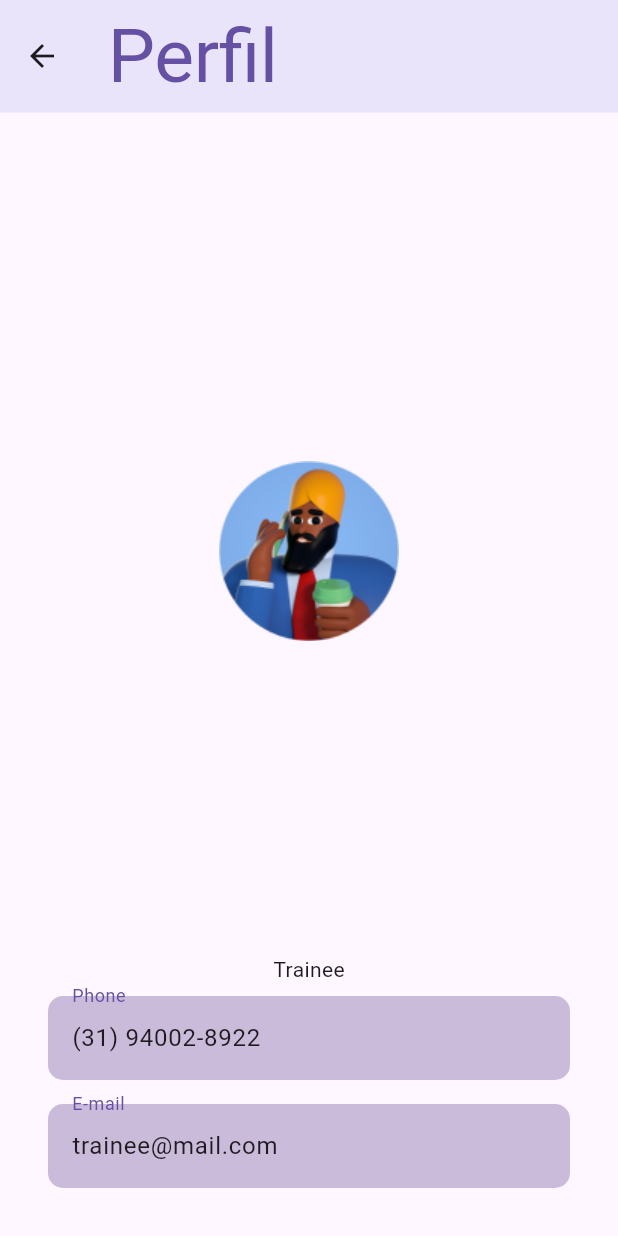
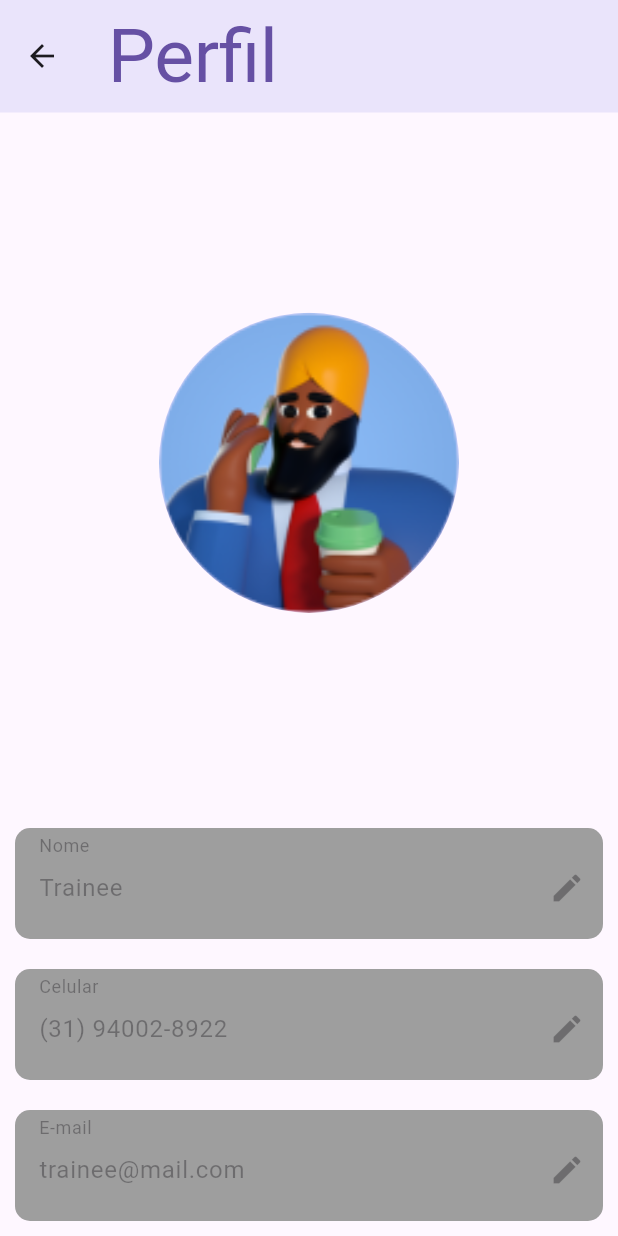
Before and after one commit to feed0/my_trainer, a Flutter app: the ProfilePage screen opened directly, on a phone screen of 412 x 824 dp. Run offline on Flutter 3.47's test engine with Material 3 defaults, Android fonts, the phone set to English and light mode, and no system bars; accounts and stored records are empty.

Commit message:
Ações:ProfilePage sem cores certas; Status:feito;

```diff
--- a/lib/views/profile_page.dart
+++ b/lib/views/profile_page.dart
@@ -20,78 +20,105 @@ class ProfilePage extends StatelessWidget {
     return Scaffold(
       // backgroundColor: Brand.background,
       appBar: const AppTitle('Perfil'),
-      body: Padding(
-        padding: const EdgeInsets.all(Brand.padding * 3),
-        child: Column(
-          children: [
-            // avatar
-            /*  */ const Spacer(),
-            Image.asset(user.picture),
-            /*  */ const Spacer(),
+      body: SizedBox(width:double.infinity, child: Column(children: [
+        Expanded(child: Center(child: CircleAvatar(backgroundImage: AssetImage(user.picture), radius: 100),)),
+        Column(children: [
+          Container(margin: const EdgeInsets.all(10), decoration: const BoxDecoration(borderRadius: BorderRadius.all(Radius.circular(10)), color:Colors.grey), padding: const EdgeInsets.only(top: 12, bottom: 6),
+            child: TextFormField(enabled: false, keyboardType: TextInputType.text, controller: TextEditingController(text: user.name), decoration: const InputDecoration(labelText: 'Nome', hintText: 'Entre com seu nome',
+            disabledBorder: OutlineInputBorder(
+              borderSide: BorderSide(color: Colors.transparent), // Borda invisível
+            ),
+          suffixIcon: Icon(Icons.edit)),)),
+          Container(margin: const EdgeInsets.all(10), decoration: const BoxDecoration(borderRadius: BorderRadius.all(Radius.circular(10)), color:Colors.grey), padding: const EdgeInsets.only(top: 12, bottom: 6),
+          child: TextFormField(enabled: false, keyboardType: TextInputType.number, controller: TextEditingController(text: user.phone), decoration: const InputDecoration(labelText: 'Celular', hintText: 'Entre com seu número de celular',
+            disabledBorder: OutlineInputBorder(
+              borderSide: BorderSide(color: Colors.transparent), // Borda invisível
+            ),
+          suffixIcon: Icon(Icons.edit)),)),
+          Container(margin: const EdgeInsets.all(10), decoration: const BoxDecoration(borderRadius: BorderRadius.all(Radius.circular(10)), color:Colors.grey), padding: const EdgeInsets.only(top: 12, bottom: 6),
+          child: TextFormField(enabled: false, keyboardType: TextInputType.emailAddress, controller: TextEditingController(text: user.email), decoration: const InputDecoration(labelText: 'E-mail', hintText: 'Entre com seu email',
+            disabledBorder: OutlineInputBorder(
+              borderSide: BorderSide(color: Colors.transparent), // Borda invisível
+            ),
+          suffixIcon: Icon(Icons.edit)),)),
+        ],)
+      ],),)
+    );
+    // return Scaffold(
+    //   // backgroundColor: Brand.background,
+    //   appBar: const AppTitle('Perfil'),
+    //   body: Padding(
+    //     padding: const EdgeInsets.all(Brand.padding * 3),
+    //     child: Column(
+    //       children: [
+    //         // avatar
+    //         /*  */ const Spacer(),
+    //         Image.asset(user.picture),
+    //         /*  */ const Spacer(),
 
-            // name field
-            Text(user.name!),
-            // Padding(
-            //   padding: const EdgeInsets.all(Brand.padding),
-            //   child: TextField(
-            //     readOnly: true,
-            //     decoration: InputDecoration(
-            //       labelText: 'Name',
-            //       filled: true,
-            //       fillColor: Brand.containerBG,
-            //       border: OutlineInputBorder(
-            //         borderSide: BorderSide.none,
-            //         borderRadius: BorderRadius.circular(10),
-            //       ),
-            //       labelStyle: const TextStyle(
-            //         color: Brand.primary,
-            //       ),
-            //     ),
-            //   ),
-            // ),
+    //         // name field
+    //         Text(user.name!),
+    //         // Padding(
+    //         //   padding: const EdgeInsets.all(Brand.padding),
+    //         //   child: TextField(
+    //         //     readOnly: true,
+    //         //     decoration: InputDecoration(
+    //         //       labelText: 'Name',
+    //         //       filled: true,
+    //         //       fillColor: Brand.containerBG,
+    //         //       border: OutlineInputBorder(
+    //         //         borderSide: BorderSide.none,
+    //         //         borderRadius: BorderRadius.circular(10),
+    //         //       ),
+    //         //       labelStyle: const TextStyle(
+    //         //         color: Brand.primary,
+    //         //       ),
+    //         //     ),
+    //         //   ),
+    //         // ),
 
-            // phone field
-            Padding(
-              padding: const EdgeInsets.all(Brand.padding),
-              child: TextField(
-                controller: TextEditingController(text: user.phone),
-                decoration: InputDecoration(
-                  labelText: 'Phone',
-                  filled: true,
-                  fillColor: Brand.containerBG,
-                  border: OutlineInputBorder(
-                    borderSide: BorderSide.none,
-                    borderRadius: BorderRadius.circular(10),
-                  ),
-                  labelStyle: const TextStyle(
-                    color: Brand.primary,
-                  ),
-                ),
-              ),
-            ),
+    //         // phone field
+    //         Padding(
+    //           padding: const EdgeInsets.all(Brand.padding),
+    //           child: TextField(
+    //             controller: TextEditingController(text: user.phone),
+    //             decoration: InputDecoration(
+    //               labelText: 'Phone',
+    //               filled: true,
+    //               fillColor: Brand.containerBG,
+    //               border: OutlineInputBorder(
+    //                 borderSide: BorderSide.none,
+    //                 borderRadius: BorderRadius.circular(10),
+    //               ),
+    //               labelStyle: const TextStyle(
+    //                 color: Brand.primary,
+    //               ),
+    //             ),
+    //           ),
+    //         ),
 
-            // email field
-            Padding(
-              padding: const EdgeInsets.all(Brand.padding),
-              child: TextField(
-                controller: TextEditingController(text: user.email),
-                decoration: InputDecoration(
-                  labelText: 'E-mail',
-                  filled: true,
-                  fillColor: Brand.containerBG,
-                  border: OutlineInputBorder(
-                    borderSide: BorderSide.none,
-                    borderRadius: BorderRadius.circular(10),
-                  ),
-                  labelStyle: const TextStyle(
-                    color: Brand.primary,
-                  ),
-                ),
-              ),
-            ),
-          ],
-        ),
-      ),
-    );
+    //         // email field
+    //         Padding(
+    //           padding: const EdgeInsets.all(Brand.padding),
+    //           child: TextField(
+    //             controller: TextEditingController(text: user.email),
+    //             decoration: InputDecoration(
+    //               labelText: 'E-mail',
+    //               filled: true,
+    //               fillColor: Brand.containerBG,
+    //               border: OutlineInputBorder(
+    //                 borderSide: BorderSide.none,
+    //                 borderRadius: BorderRadius.circular(10),
+    //               ),
+    //               labelStyle: const TextStyle(
+    //                 color: Brand.primary,
+    //               ),
+    //             ),
+    //           ),
+    //         ),
+    //       ],
+    //     ),
+    //   ),
+    // );
   }
 }
```
